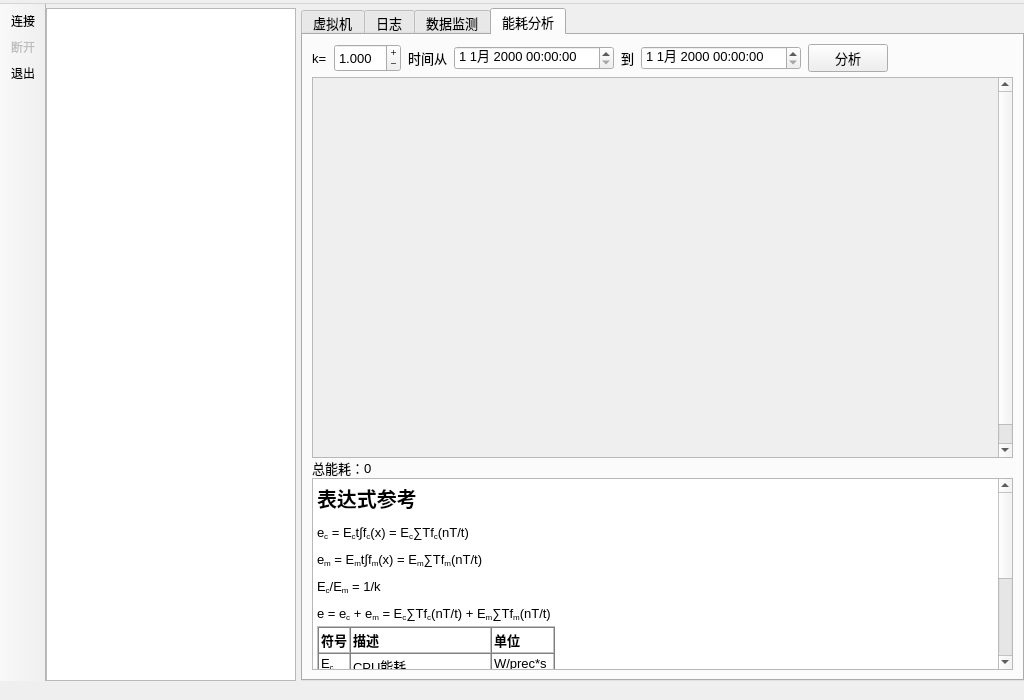
Above: App/ui_main.ui from exoticknight/Micro-XenServer-Manager before the change. Below: the same form after it.
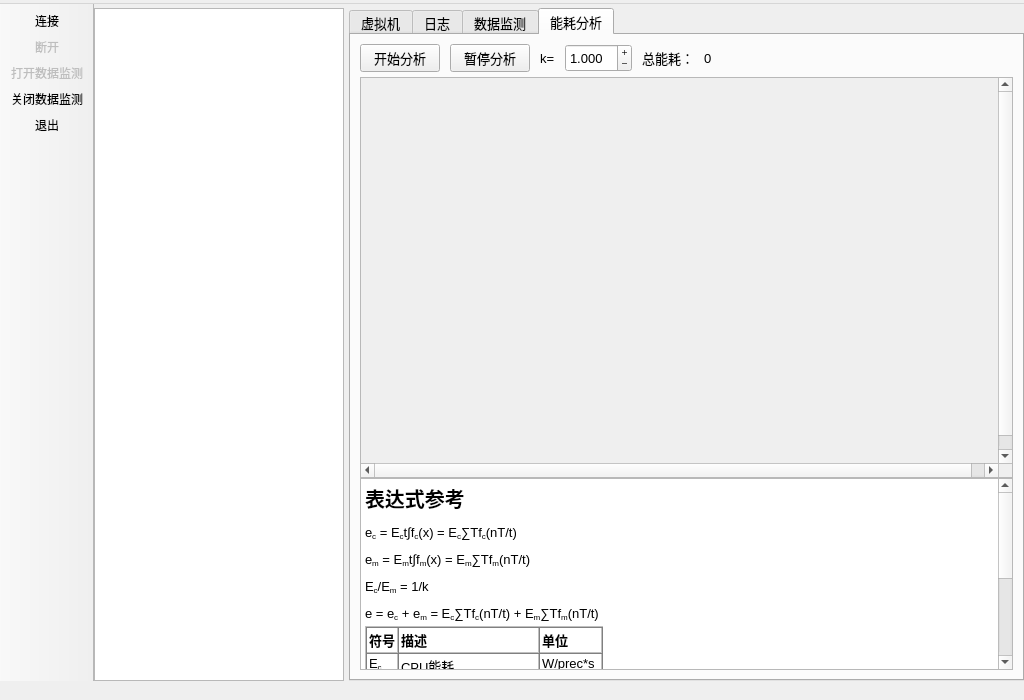
That is the form after the change. The open tabs and pages were chosen to show the change. Icons and pictures are not drawn.

```diff
--- a/App/ui_main.ui
+++ b/App/ui_main.ui
@@ -604,100 +604,42 @@
          <attribute name="title">
           <string>能耗分析</string>
          </attribute>
-         <layout class="QVBoxLayout" name="verticalLayout_7" stretch="0,5,0,0">
+         <layout class="QVBoxLayout" name="verticalLayout_7" stretch="0,5,0">
           <property name="spacing">
            <number>0</number>
           </property>
           <item>
-           <layout class="QGridLayout" name="gridLayout">
+           <layout class="QHBoxLayout" name="horizontalLayout_3">
+            <property name="spacing">
+             <number>10</number>
+            </property>
             <property name="bottomMargin">
              <number>5</number>
             </property>
-            <property name="horizontalSpacing">
-             <number>7</number>
-            </property>
-            <property name="verticalSpacing">
-             <number>0</number>
-            </property>
-            <item row="0" column="2">
-             <widget class="QLabel" name="label_Form">
+            <item>
+             <widget class="QPushButton" name="buttonStatisticOn">
               <property name="sizePolicy">
-               <sizepolicy hsizetype="Fixed" vsizetype="Preferred">
-                <horstretch>0</horstretch>
-                <verstretch>0</verstretch>
-               </sizepolicy>
-              </property>
-              <property name="text">
-               <string>时间从</string>
-              </property>
-             </widget>
-            </item>
-            <item row="0" column="3">
-             <widget class="QDateTimeEdit" name="dateTimeEditFrom">
-              <property name="sizePolicy">
                <sizepolicy hsizetype="Fixed" vsizetype="Fixed">
                 <horstretch>0</horstretch>
                 <verstretch>0</verstretch>
                </sizepolicy>
               </property>
-             </widget>
-            </item>
-            <item row="0" column="1">
-             <widget class="QDoubleSpinBox" name="doubleSpinBoxK">
-              <property name="sizePolicy">
-               <sizepolicy hsizetype="Minimum" vsizetype="Preferred">
-                <horstretch>0</horstretch>
-                <verstretch>0</verstretch>
-               </sizepolicy>
-              </property>
-              <property name="buttonSymbols">
-               <enum>QAbstractSpinBox::PlusMinus</enum>
-              </property>
-              <property name="decimals">
-               <number>3</number>
-              </property>
-              <property name="value">
-               <double>1.000000000000000</double>
-              </property>
-             </widget>
-            </item>
-            <item row="0" column="5">
-             <widget class="QDateTimeEdit" name="dateTimeEditTo">
-              <property name="sizePolicy">
-               <sizepolicy hsizetype="Fixed" vsizetype="Fixed">
-                <horstretch>0</horstretch>
-                <verstretch>0</verstretch>
-               </sizepolicy>
-              </property>
-             </widget>
-            </item>
-            <item row="0" column="4">
-             <widget class="QLabel" name="label_To">
-              <property name="sizePolicy">
-               <sizepolicy hsizetype="Fixed" vsizetype="Preferred">
-                <horstretch>0</horstretch>
-                <verstretch>0</verstretch>
-               </sizepolicy>
-              </property>
               <property name="text">
-               <string>到</string>
+               <string>开始分析</string>
               </property>
              </widget>
             </item>
-            <item row="0" column="6">
-             <widget class="QPushButton" name="pushButtonAnalyze">
-              <property name="sizePolicy">
-               <sizepolicy hsizetype="Fixed" vsizetype="Fixed">
-                <horstretch>0</horstretch>
-                <verstretch>0</verstretch>
-               </sizepolicy>
+            <item>
+             <widget class="QPushButton" name="buttonStatisticOff">
+              <property name="enabled">
+               <bool>true</bool>
               </property>
               <property name="text">
-               <string>分析</string>
+               <string>暂停分析</string>
               </property>
              </widget>
             </item>
-            <item row="0" column="0">
+            <item>
              <widget class="QLabel" name="label_Formula">
               <property name="font">
                <font>
@@ -711,7 +653,40 @@
               </property>
              </widget>
             </item>
-            <item row="0" column="7">
+            <item>
+             <widget class="QDoubleSpinBox" name="doubleSpinBoxK">
+              <property name="sizePolicy">
+               <sizepolicy hsizetype="Minimum" vsizetype="Preferred">
+                <horstretch>0</horstretch>
+                <verstretch>0</verstretch>
+               </sizepolicy>
+              </property>
+              <property name="buttonSymbols">
+               <enum>QAbstractSpinBox::PlusMinus</enum>
+              </property>
+              <property name="decimals">
+               <number>3</number>
+              </property>
+              <property name="value">
+               <double>1.000000000000000</double>
+              </property>
+             </widget>
+            </item>
+            <item>
+             <widget class="QLabel" name="label_Total">
+              <property name="text">
+               <string>总能耗：</string>
+              </property>
+             </widget>
+            </item>
+            <item>
+             <widget class="QLabel" name="labelTotalEnergy">
+              <property name="text">
+               <string>0</string>
+              </property>
+             </widget>
+            </item>
+            <item>
              <spacer name="horizontalSpacer_3">
               <property name="orientation">
                <enum>Qt::Horizontal</enum>
@@ -769,37 +744,6 @@
             </widget>
            </widget>
           </item>
-          <item>
-           <layout class="QHBoxLayout" name="horizontalLayout_2">
-            <item>
-             <widget class="QLabel" name="label_Total">
-              <property name="text">
-               <string>总能耗：</string>
-              </property>
-             </widget>
-            </item>
-            <item>
-             <widget class="QLabel" name="labelTotalEnergy">
-              <property name="text">
-               <string>0</string>
-              </property>
-             </widget>
-            </item>
-            <item>
-             <spacer name="horizontalSpacer_2">
-              <property name="orientation">
-               <enum>Qt::Horizontal</enum>
-              </property>
-              <property name="sizeHint" stdset="0">
-               <size>
-                <width>40</width>
-                <height>20</height>
-               </size>
-              </property>
-             </spacer>
-            </item>
-           </layout>
-          </item>
           <item>
            <widget class="QTextBrowser" name="textBrowser">
             <property name="html">
@@ -833,7 +777,7 @@
 &lt;td&gt;
 &lt;p style=&quot; margin-top:12px; margin-bottom:12px; margin-left:0px; margin-right:0px; -qt-block-indent:0; text-indent:0px;&quot;&gt;内存能耗 &lt;/p&gt;&lt;/td&gt;
 &lt;td&gt;
-&lt;p style=&quot; margin-top:12px; margin-bottom:12px; margin-left:0px; margin-right:0px; -qt-block-indent:0; text-indent:0px;&quot;&gt;W/MB*s &lt;/p&gt;&lt;/td&gt;&lt;/tr&gt;
+&lt;p style=&quot; margin-top:12px; margin-bottom:12px; margin-left:0px; margin-right:0px; -qt-block-indent:0; text-indent:0px;&quot;&gt;W/GB*s &lt;/p&gt;&lt;/td&gt;&lt;/tr&gt;
 &lt;tr&gt;
 &lt;td&gt;
 &lt;p style=&quot; margin-top:12px; margin-bottom:12px; margin-left:0px; margin-right:0px; -qt-block-indent:0; text-indent:0px;&quot;&gt;e&lt;span style=&quot; vertical-align:sub;&quot;&gt;c&lt;/span&gt;&lt;/p&gt;&lt;/td&gt;
@@ -1000,6 +944,8 @@
    </attribute>
    <addaction name="actionConnect"/>
    <addaction name="actionDisconnect"/>
+   <addaction name="actionWatchOn"/>
+   <addaction name="actionWatchOff"/>
    <addaction name="actionQuit"/>
   </widget>
   <action name="actionConnect">
@@ -1072,6 +1018,54 @@
     <string>恢复</string>
    </property>
   </action>
+  <action name="actionWatchOn">
+   <property name="enabled">
+    <bool>false</bool>
+   </property>
+   <property name="icon">
+    <iconset resource="resource.qrc">
+     <normaloff>:/icon/resource/eye_closed.png</normaloff>:/icon/resource/eye_closed.png</iconset>
+   </property>
+   <property name="text">
+    <string>打开数据监测</string>
+   </property>
+  </action>
+  <action name="actionWatchOff">
+   <property name="icon">
+    <iconset resource="resource.qrc">
+     <normaloff>:/icon/resource/eye.png</normaloff>:/icon/resource/eye.png</iconset>
+   </property>
+   <property name="text">
+    <string>关闭数据监测</string>
+   </property>
+   <property name="visible">
+    <bool>false</bool>
+   </property>
+  </action>
+  <action name="actionStatisticOn">
+   <property name="enabled">
+    <bool>false</bool>
+   </property>
+   <property name="icon">
+    <iconset>
+     <normaloff>:/icon/resource/statistic_close.png</normaloff>:/icon/resource/statistic_close.png</iconset>
+   </property>
+   <property name="text">
+    <string>打开能耗分析</string>
+   </property>
+  </action>
+  <action name="actionStatisticOff">
+   <property name="icon">
+    <iconset>
+     <normaloff>:/icon/resource/statistic_start.png</normaloff>:/icon/resource/statistic_start.png</iconset>
+   </property>
+   <property name="text">
+    <string>关闭能耗分析</string>
+   </property>
+   <property name="visible">
+    <bool>true</bool>
+   </property>
+  </action>
  </widget>
  <resources>
   <include location="resource.qrc"/>
```
Left out of the diff: 27 changed lines with no effect on the pictures.
